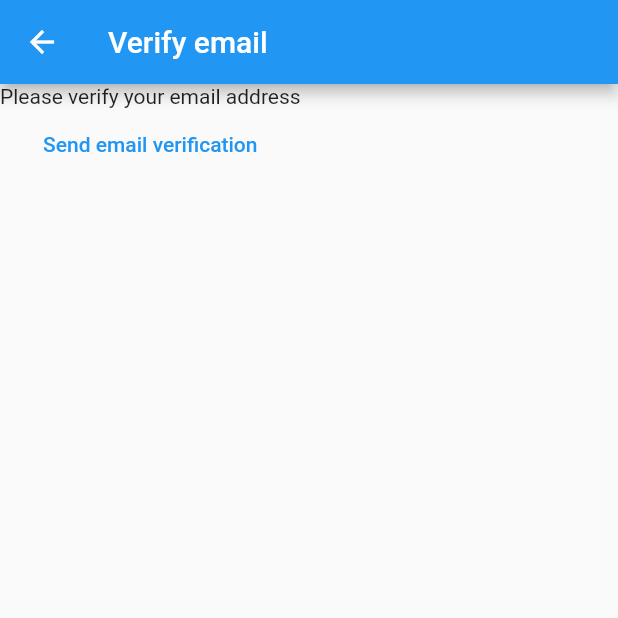
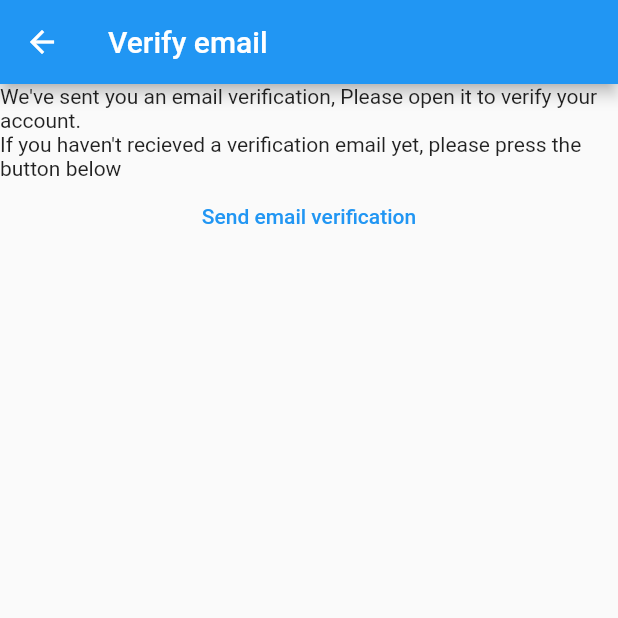
Before and after one commit to Ngongab/notes_app, a Flutter app: the VerifyEmailView screen opened directly, on a phone screen of 412 x 824 dp, the top half of it. Run offline on Flutter 3.47's test engine with Material 2 defaults, Android fonts, the phone set to English and light mode, and no system bars; our stand-ins replace firebase_auth, firebase_core; accounts and stored records are empty.

Commit message:
Verification email refactor

```diff
--- a/lib/constant/routes.dart
+++ b/lib/constant/routes.dart
@@ -1,3 +1,4 @@
 const loginRoute = '/login/';
 const registerRoute = '/register/';
 const notesRoute = '/notes/';
+const verifyEmailRoute = '/verify-email/';
--- a/lib/main.dart
+++ b/lib/main.dart
@@ -23,6 +23,7 @@ void main() {
         loginRoute: (context) => const LoginView(),
         registerRoute: (context) => const RegisterView(),
         notesRoute: (context) => const NotesView(),
+        verifyEmailRoute: (context) => const VerifyEmailView(),
       },
     ),
   );
@@ -41,6 +42,7 @@ class HomePage extends StatelessWidget {
         switch (snapshot.connectionState) {
           case ConnectionState.done:
             final user = FirebaseAuth.instance.currentUser;
+            user?.reload();
             if (user != null) {
               if (user.emailVerified) {
                 return const NotesView();
--- a/lib/view/login_view.dart
+++ b/lib/view/login_view.dart
@@ -80,19 +80,16 @@ class _LoginViewState extends State<LoginView> {
                       e.code,
                     ),
                   );
-
-                  log('User not found');
                 } else if (e.code == 'wrong-password') {
                   ScaffoldMessenger.of(context).showSnackBar(
                     showErrorSnackBar(
                       e.code,
                     ),
                   );
-                  log('Wrong password');
                 } else {
                   ScaffoldMessenger.of(context).showSnackBar(
                     showErrorSnackBar(
-                      'Error ${e.code}',
+                      'Error: ${e.code}',
                     ),
                   );
                 }
--- a/lib/view/verify_email_view.dart
+++ b/lib/view/verify_email_view.dart
@@ -17,7 +17,10 @@ class _VerifyEmailViewState extends State<VerifyEmailView> {
       ),
       body: Column(
         children: [
-          const Text('Please verify your email address'),
+          const Text(
+              "We've sent you an email verification, Please open it to verify your account."),
+          const Text(
+              "If you haven't recieved a verification email yet, please press the button below"),
           TextButton(
             onPressed: () async {
               final user = FirebaseAuth.instance.currentUser;
```
Also changed, not shown: lib/view/register_view.dart (+33 -7 lines).
